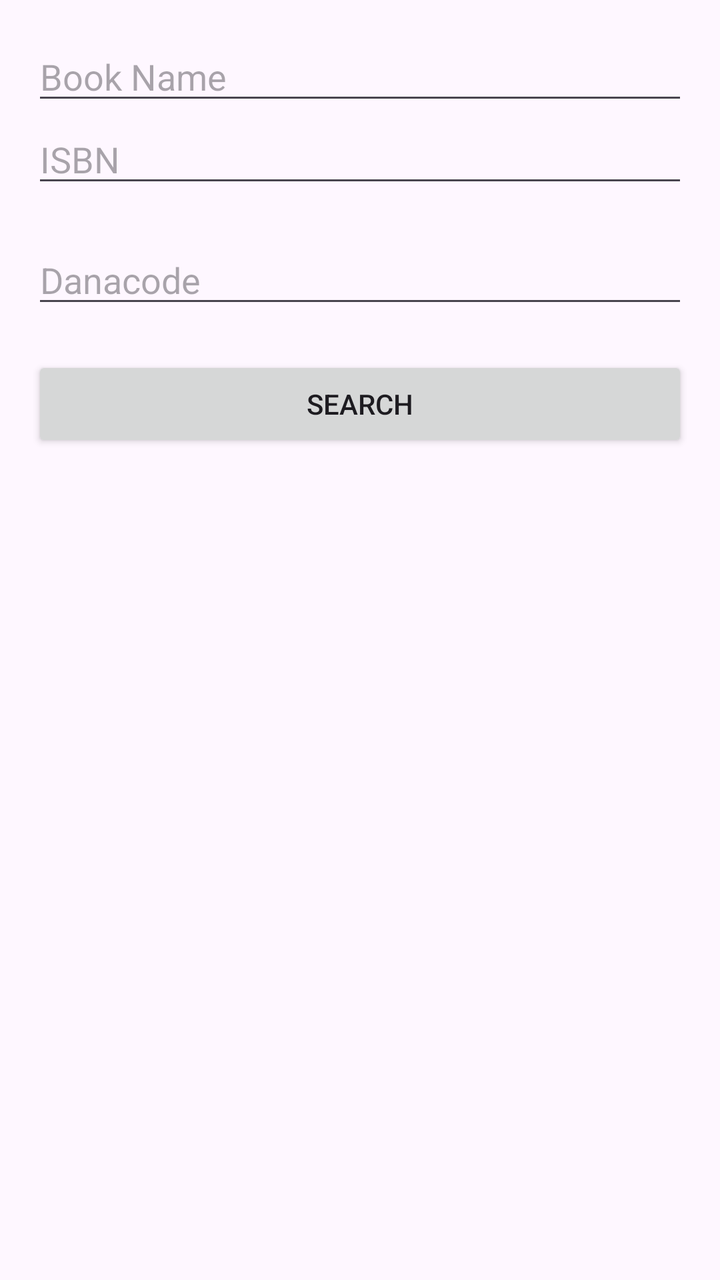
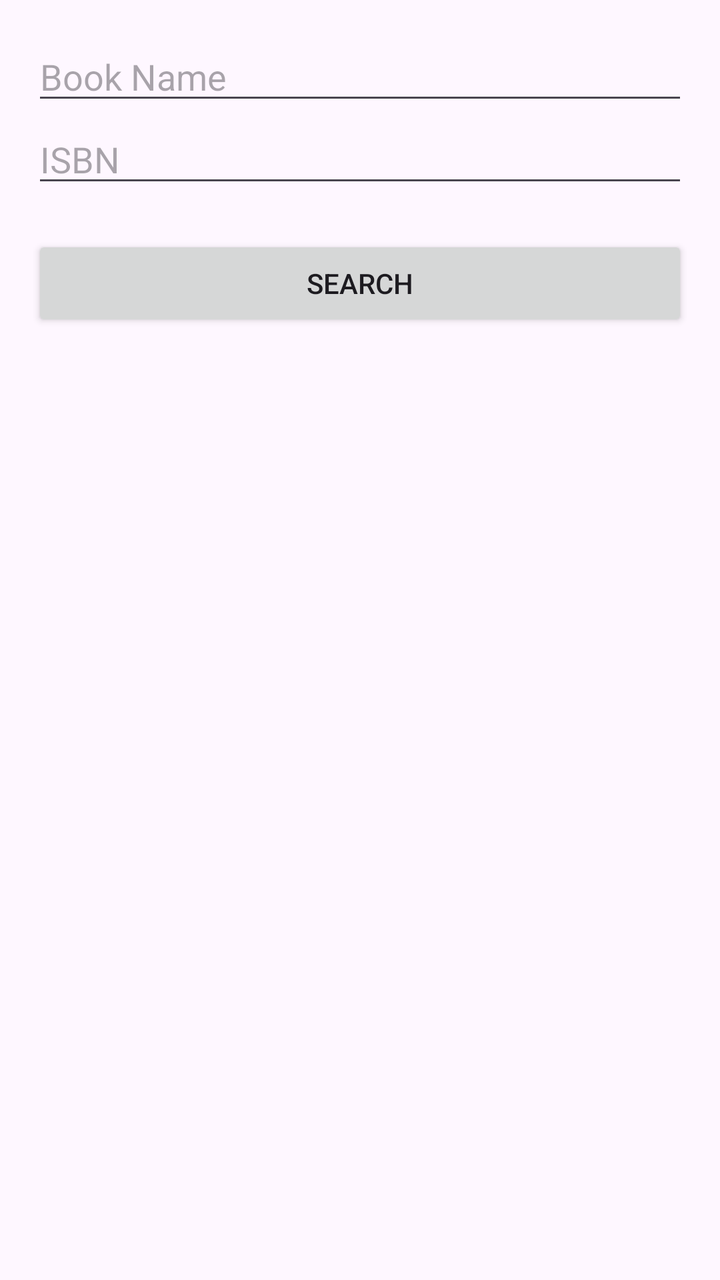

Two renders of the same Android screen: before a commit and after it. Below are the layout's source before the change and the commit's diff.
<!-- AndroidManifest.xml: application theme Theme.Books_Project -->
<!-- res/layout/fragment_add_book_search.xml -->
<?xml version="1.0" encoding="utf-8"?>
<LinearLayout xmlns:android="http://schemas.android.com/apk/res/android"
    xmlns:tools="http://schemas.android.com/tools"
    android:layout_width="match_parent"
    android:layout_height="match_parent"
    android:orientation="vertical"
    android:padding="16dp"
    tools:context=".screens.book.AddBookSearchFragment">

    <EditText
        android:id="@+id/etBookName"
        android:layout_width="match_parent"
        android:layout_height="wrap_content"
        android:hint="Book Name" />

    <EditText
        android:id="@+id/etISBN"
        android:layout_width="match_parent"
        android:layout_height="wrap_content"
        android:inputType="number"
        android:maxLength="13"
        android:hint="ISBN" />

    <TextView
        android:id="@+id/tvFormattedISBN"
        android:layout_width="wrap_content"
        android:layout_height="wrap_content"/>

    <EditText
        android:id="@+id/etDanacode"
        android:layout_width="match_parent"
        android:layout_height="wrap_content"
        android:inputType="number"
        android:maxLength="11"
        android:hint="Danacode" />

    <TextView
        android:id="@+id/tvFormattedDanacode"
        android:layout_width="wrap_content"
        android:layout_height="wrap_content"/>

    <Button
        android:id="@+id/btnSearch"
        android:layout_width="match_parent"
        android:layout_height="wrap_content"
        android:text="Search" />

</LinearLayout>
<!-- resources referenced by this layout -->
<resources>
  <style name="Theme.Books_Project" parent="Base.Theme.Books_Project" />
  <style name="Base.Theme.Books_Project" parent="Theme.Material3.DayNight.NoActionBar">
          
          
      </style>
</resources>

<!-- the commit's change to res/layout/fragment_add_book_search.xml (unified diff, before → after) -->
@@ -26,19 +26,6 @@
         android:layout_width="wrap_content"
         android:layout_height="wrap_content"/>
 
-    <EditText
-        android:id="@+id/etDanacode"
-        android:layout_width="match_parent"
-        android:layout_height="wrap_content"
-        android:inputType="number"
-        android:maxLength="11"
-        android:hint="Danacode" />
-
-    <TextView
-        android:id="@+id/tvFormattedDanacode"
-        android:layout_width="wrap_content"
-        android:layout_height="wrap_content"/>
-
     <Button
         android:id="@+id/btnSearch"
         android:layout_width="match_parent"
